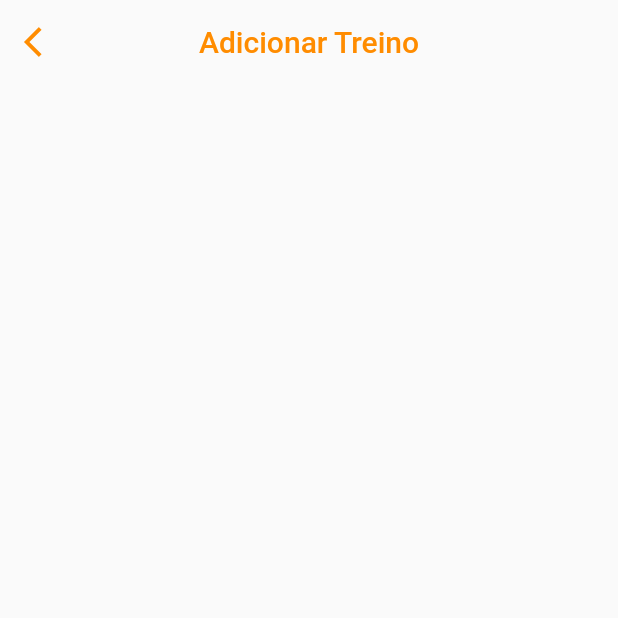
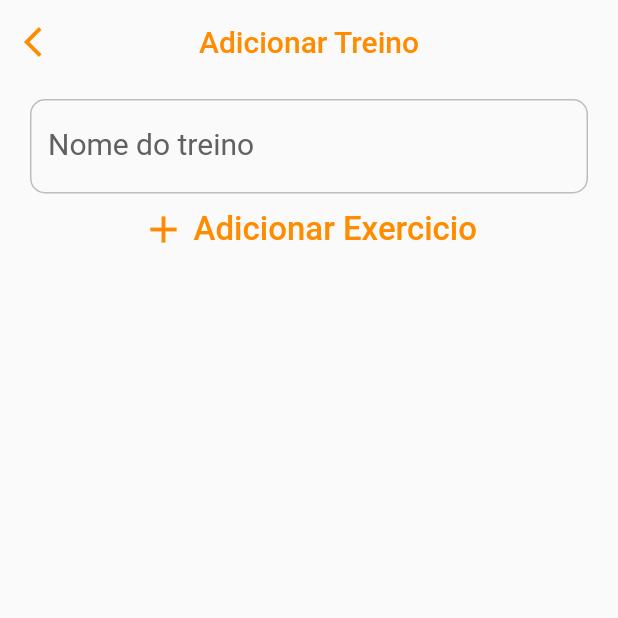
Before and after one commit to TalisTM/fit_training, a Flutter app: the CrudTraining screen opened directly, on a phone screen of 412 x 824 dp, the top half of it. Run offline on Flutter 3.47's test engine with Material 2 defaults, Android fonts, the phone set to English and light mode, and no system bars; our stand-ins replace cloud_firestore, firebase_auth, firebase_core, flutter_mobx, get_it, google_sign_in and 2 more; accounts and stored records are empty; generated files the repository leaves out were written again.

Commit message:
tela de adicionar exercicio - entidades de treino

```diff
--- /dev/null
+++ b/lib/models/exercise_entity.dart
@@ -0,0 +1,105 @@
+import 'dart:convert';
+
+class ExerciseEntity {
+  String? id;
+  String? name;
+  int? serie;
+  String? repeat;
+  bool? check;
+  String? weight;
+
+  ExerciseEntity({
+    this.id,
+    this.name,
+    this.serie,
+    this.repeat,
+    this.check,
+    this.weight,
+  });
+
+  ExerciseEntity copyWith({
+    String? id,
+    String? name,
+    int? serie,
+    String? repeat,
+    bool? check,
+    String? weight,
+  }) {
+    return ExerciseEntity(
+      id: id ?? this.id,
+      name: name ?? this.name,
+      serie: serie ?? this.serie,
+      repeat: repeat ?? this.repeat,
+      check: check ?? this.check,
+      weight: weight ?? this.weight,
+    );
+  }
+
+  Map<String, dynamic> toMap() {
+    final result = <String, dynamic>{};
+
+    if(id != null){
+      result.addAll({'id': id});
+    }
+    if(name != null){
+      result.addAll({'name': name});
+    }
+    if(serie != null){
+      result.addAll({'serie': serie});
+    }
+    if(repeat != null){
+      result.addAll({'repeat': repeat});
+    }
+    if(check != null){
+      result.addAll({'check': check});
+    }
+    if(weight != null){
+      result.addAll({'weight': weight});
+    }
+
+    return result;
+  }
+
+  factory ExerciseEntity.fromMap(Map<String, dynamic> map) {
+    return ExerciseEntity(
+      id: map['id'],
+      name: map['name'],
+      serie: map['serie']?.toInt(),
+      repeat: map['repeat'],
+      check: map['check'],
+      weight: map['weight'],
+    );
+  }
+
+  String toJson() => json.encode(toMap());
+
+  factory ExerciseEntity.fromJson(String source) => ExerciseEntity.fromMap(json.decode(source));
+
+  @override
+  String toString() {
+    return 'ExerciseEntity(id: $id, name: $name, serie: $serie, repeat: $repeat, check: $check, weight: $weight)';
+  }
+
+  @override
+  bool operator ==(Object other) {
+    if (identical(this, other)) return true;
+
+    return other is ExerciseEntity &&
+      other.id == id &&
+      other.name == name &&
+      other.serie == serie &&
+      other.repeat == repeat &&
+      other.check == check &&
+      other.weight == weight;
+  }
+
+  @override
+  int get hashCode {
+    return id.hashCode ^
+      name.hashCode ^
+      serie.hashCode ^
+      repeat.hashCode ^
+      check.hashCode ^
+      weight.hashCode;
+  }
+}
--- /dev/null
+++ b/lib/models/training_entity.dart
@@ -0,0 +1,72 @@
+import 'dart:convert';
+
+import 'package:flutter/foundation.dart';
+
+import 'package:fit_training/models/exercise_entity.dart';
+
+class TrainingEntity {
+  String? id;
+  String? name;
+  List<ExerciseEntity>? exercises;
+  TrainingEntity({
+    this.id,
+    this.name,
+    this.exercises,
+  });
+
+  TrainingEntity copyWith({
+    String? id,
+    String? name,
+    List<ExerciseEntity>? exercises,
+  }) {
+    return TrainingEntity(
+      id: id ?? this.id,
+      name: name ?? this.name,
+      exercises: exercises ?? this.exercises,
+    );
+  }
+
+  Map<String, dynamic> toMap() {
+    final result = <String, dynamic>{};
+
+    if(id != null){
+      result.addAll({'id': id});
+    }
+    if(name != null){
+      result.addAll({'name': name});
+    }
+    if(exercises != null){
+      result.addAll({'exercises': exercises!.map((x) => x.toMap()).toList()});
+    }
+
+    return result;
+  }
+
+  factory TrainingEntity.fromMap(Map<String, dynamic> map) {
+    return TrainingEntity(
+      id: map['id'],
+      name: map['name'],
+      exercises: map['exercises'] != null ? List<ExerciseEntity>.from(map['exercises']?.map((x) => ExerciseEntity.fromMap(x))) : null,
+    );
+  }
+
+  String toJson() => json.encode(toMap());
+
+  factory TrainingEntity.fromJson(String source) => TrainingEntity.fromMap(json.decode(source));
+
+  @override
+  String toString() => 'TrainingEntity(id: $id, name: $name, exercises: $exercises)';
+
+  @override
+  bool operator ==(Object other) {
+    if (identical(this, other)) return true;
+
+    return other is TrainingEntity &&
+      other.id == id &&
+      other.name == name &&
+      listEquals(other.exercises, exercises);
+  }
+
+  @override
+  int get hashCode => id.hashCode ^ name.hashCode ^ exercises.hashCode;
+}
--- /dev/null
+++ b/lib/presentation/components/widgets/text_field_widget.dart
@@ -0,0 +1,62 @@
+import 'package:flutter/material.dart';
+import 'package:mask_text_input_formatter/mask_text_input_formatter.dart';
+
+class TextFieldWidget extends StatelessWidget {
+
+  final String label;
+  final TextEditingController controller;
+  final List<MaskTextInputFormatter>? formatters;
+  final bool obscureText;
+  final TextInputType? keyboardType;
+  final EdgeInsets? padding;
+  final String? errorText;
+  final Function(String)? onChanged;
+
+  const TextFieldWidget({
+    Key? key,
+    required this.label,
+    required this.controller,
+    this.formatters,
+    this.obscureText = false,
+    this.keyboardType,
+    this.padding,
+    this.errorText,
+    this.onChanged
+    }) : super(key: key);
+
+  @override
+  Widget build(BuildContext context) {
+    return Padding(
+      padding: padding ?? EdgeInsets.zero,
+      child: TextFormField(
+        controller: controller,
+        obscureText: obscureText,
+        keyboardType: keyboardType,
+        inputFormatters: formatters,
+        onChanged: onChanged,
+        decoration: InputDecoration(
+          errorText: errorText,
+          label: Text(label),
+          border: OutlineInputBorder(
+            borderRadius: BorderRadius.circular(10),
+          ),
+          enabledBorder: OutlineInputBorder(
+            borderRadius: BorderRadius.circular(10),
+            borderSide: BorderSide(color: Colors.grey[400]!)
+          ),
+          focusedBorder: OutlineInputBorder(
+            borderRadius: BorderRadius.circular(10),
+            borderSide: BorderSide(color: Theme.of(context).primaryColor),
+          ),
+          errorBorder: OutlineInputBorder(
+            borderRadius: BorderRadius.circular(8),
+            borderSide: const BorderSide(color: Colors.red)
+          ),
+          labelStyle: TextStyle(
+            color: Colors.grey[700]
+          )
+        )
+      ),
+    );
+  }
+}
--- a/lib/presentation/pages/crud_training/crud_training.dart
+++ b/lib/presentation/pages/crud_training/crud_training.dart
@@ -1,8 +1,15 @@
+import 'package:fit_training/models/training_entity.dart';
 import 'package:fit_training/presentation/components/widgets/appbar_widget.dart';
+import 'package:fit_training/presentation/components/widgets/text_button_widget.dart';
+import 'package:fit_training/presentation/components/widgets/text_field_widget.dart';
+import 'package:fit_training/presentation/pages/crud_training/widgets/exercise_dialog.dart';
+import 'package:fit_training/stores/user/user_store.dart';
 import 'package:flutter/material.dart';
+import 'package:get_it/get_it.dart';
+
+import 'widgets/crud_exercise_tile.dart';
 
 class CrudTraining extends StatefulWidget {
-  //final
   const CrudTraining({ Key? key }) : super(key: key);
 
   @override
@@ -10,10 +17,44 @@ class CrudTraining extends StatefulWidget {
 }
 
 class _CrudTrainingState extends State<CrudTraining> {
+
+  final userStore = GetIt.I.get<UserStore>();
+  final newTraining = TrainingEntity();
+
+  final TextEditingController _controller = TextEditingController();
+
   @override
   Widget build(BuildContext context) {
     return Scaffold(
       appBar: const AppBarWidget(label: "Adicionar Treino"),
+      body: SingleChildScrollView(
+        padding: const EdgeInsets.symmetric(horizontal: 20, vertical: 10),
+        child: Column(
+          children: [
+            TextFieldWidget(
+              label: "Nome do treino",
+              controller: _controller
+            ),
+            if (newTraining.exercises != null)
+              ListView.builder(
+                itemCount: newTraining.exercises?.length,
+                itemBuilder: (context, index){
+                  return CrudExerciseTile(newTraining.exercises![index]);
+                },
+              ),
+            TextButtonWidget(
+              label: "Adicionar Exercicio",
+              icon: Icons.add,
+              onPressed: () {
+                showDialog(
+                  context: context,
+                  builder: (context) => const ExerciseDialog()
+                );
+              }
+            )
+          ],
+        )
+      )
     );
   }
 }
--- a/pubspec.yaml
+++ b/pubspec.yaml
@@ -39,6 +39,7 @@ dependencies:
   get_it: ^7.2.0
   mobx_codegen: ^2.0.4
   cloud_firestore: ^3.1.5
+  mask_text_input_formatter: ^2.0.0
   # The following adds the Cupertino Icons font to your application.
   # Use with the CupertinoIcons class for iOS style icons.
 
```
Also changed, not shown: lib/presentation/pages/crud_training/widgets/crud_exercise_tile.dart (added, +47 -0 lines), lib/presentation/pages/crud_training/widgets/exercise_dialog.dart (added, +79 -0 lines), lib/stores/user/training_store.dart (added, +16 -0 lines), pubspec.lock.
